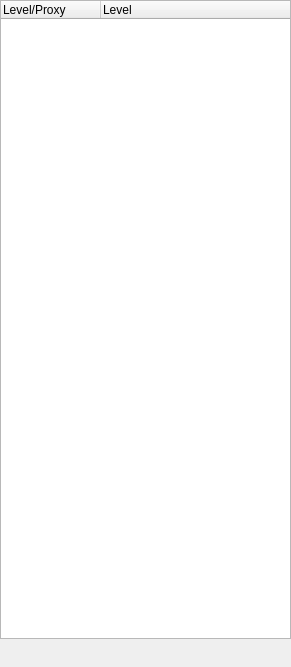
Before: the Qt Designer form dialogViews.ui in yorikvanhavre/BIM_Workbench, drawn with Qt 5.
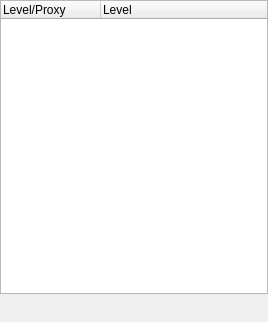
After: the same form once the commit is applied.

Commit message: Reorganized the status bar

The edit to the form file:
```diff
--- a/dialogViews.ui
+++ b/dialogViews.ui
@@ -6,8 +6,8 @@
    <rect>
     <x>0</x>
     <y>0</y>
-    <width>291</width>
-    <height>667</height>
+    <width>268</width>
+    <height>322</height>
    </rect>
   </property>
   <property name="windowTitle">
```
Left out of the diff: 11 changed lines with no effect on the pictures. The commit also changes 2 other files.
